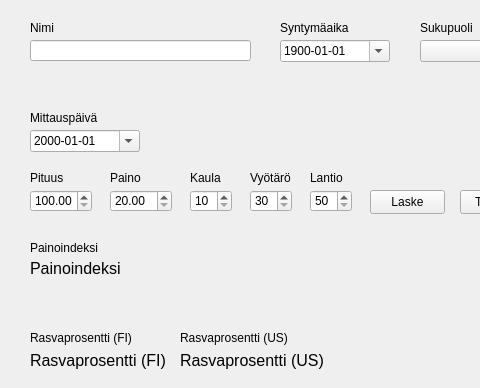
Above: main.ui from HansumaeCecilia/FitnessGUI before the change; both pictures show x 0 to 480 and y 0 to 388 of the 800 by 600 pixel window. Below: the same form after it.
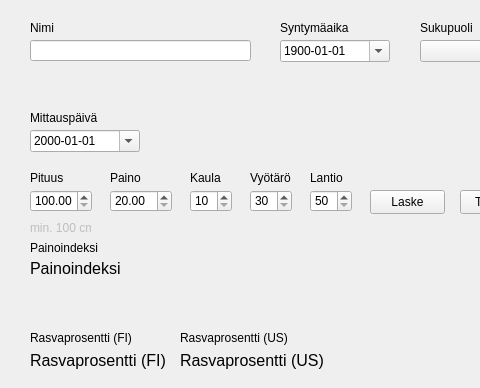
That is the form after the change.

```diff
--- a/main.ui
+++ b/main.ui
@@ -418,6 +418,28 @@
      <string>Sukupuoli</string>
     </property>
    </widget>
+   <widget class="QLabel" name="minHeightLabel">
+    <property name="enabled">
+     <bool>false</bool>
+    </property>
+    <property name="geometry">
+     <rect>
+      <x>30</x>
+      <y>220</y>
+      <width>61</width>
+      <height>16</height>
+     </rect>
+    </property>
+    <property name="font">
+     <font>
+      <weight>50</weight>
+      <bold>false</bold>
+     </font>
+    </property>
+    <property name="text">
+     <string>min. 100 cm</string>
+    </property>
+   </widget>
   </widget>
   <widget class="QMenuBar" name="menubar">
    <property name="geometry">
```
